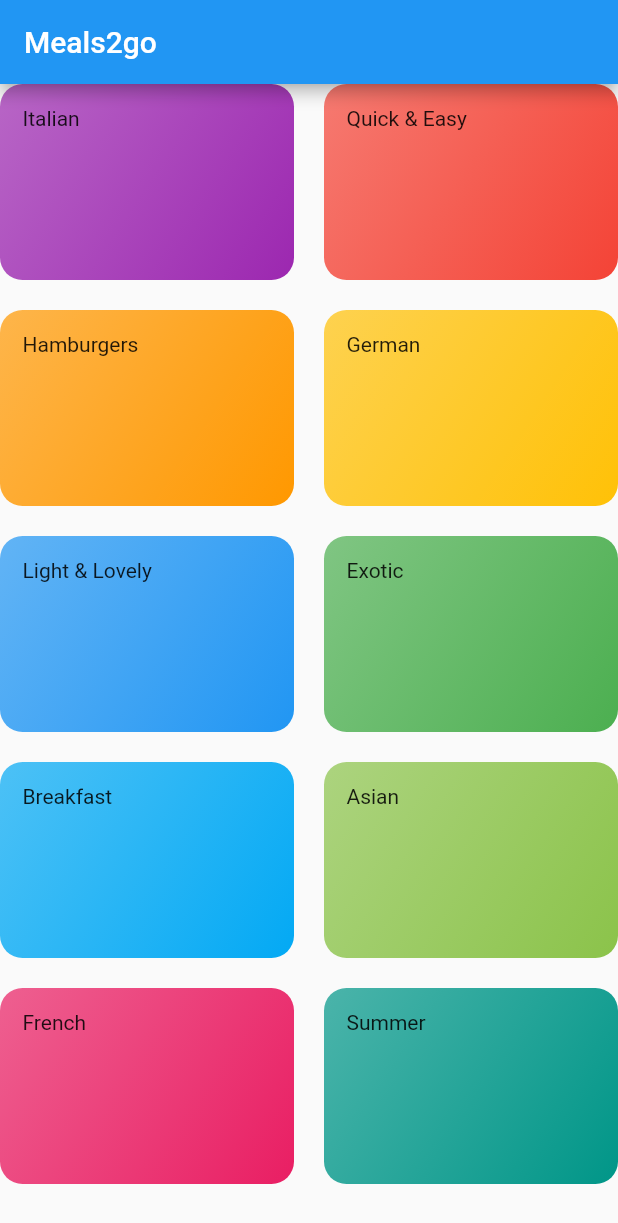
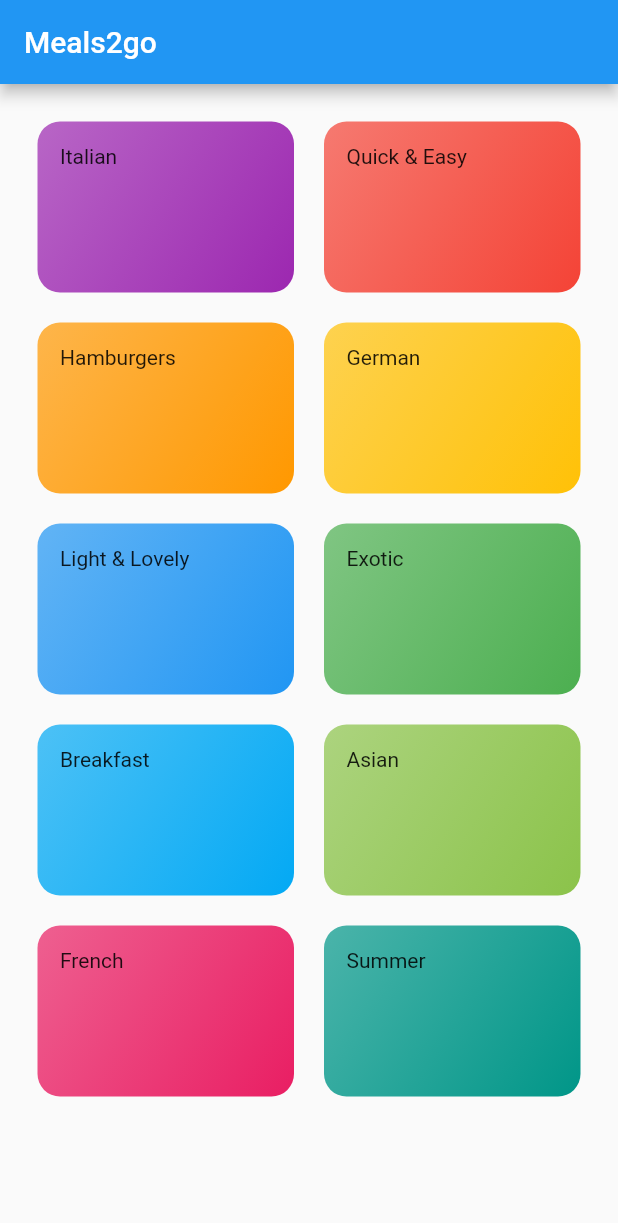
Before and after one commit to Shogil/Meals2go, a Flutter app: the screen it shows after launch, on a phone screen of 412 x 824 dp. Shown: the top 1223 px of the screen. Run offline on Flutter 3.47's test engine with Material 2 defaults, Android fonts, the phone set to English and light mode, and no system bars.

Commit message:
update the GridView

```diff
--- a/lib/categories_screen.dart
+++ b/lib/categories_screen.dart
@@ -9,7 +9,7 @@ class CategoriesScreen extends StatelessWidget {
       appBar: AppBar(
         title: Text('Meals2go'),
       ),
-      body: GridView(
+      body: GridView(padding: EdgeInsets.all(25),
         children: DUMMY_CATEGORIES
             .map((catData) => CategoryItem(catData.title, catData.color))
             .toList(),
```
